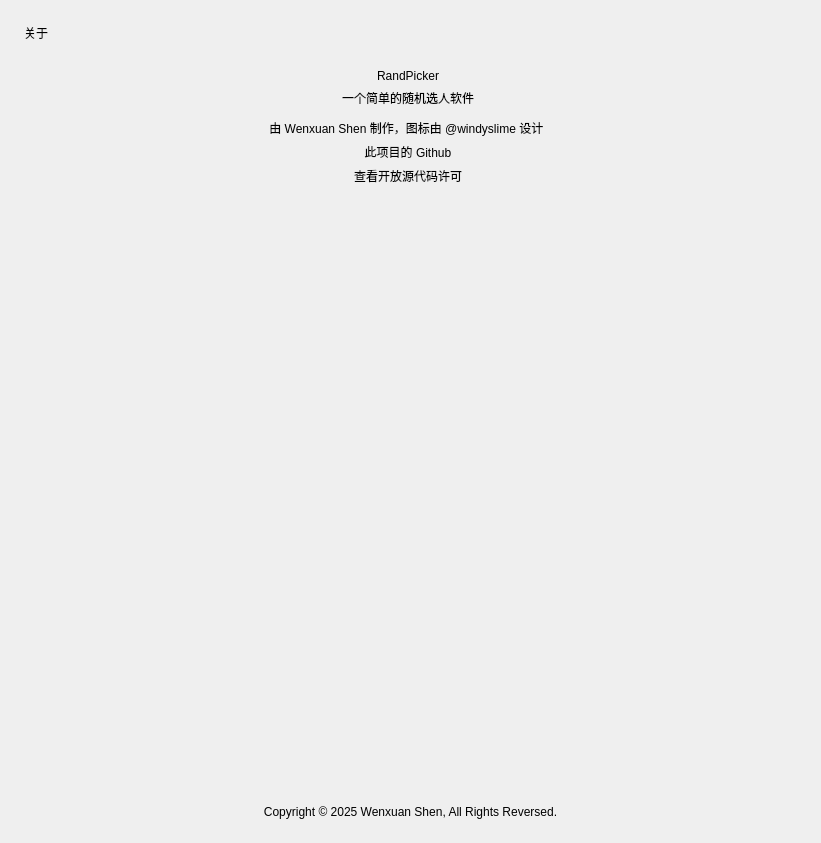
Old version of the form ui/settings/about.ui in the repository windyslime/RandPicker-1.
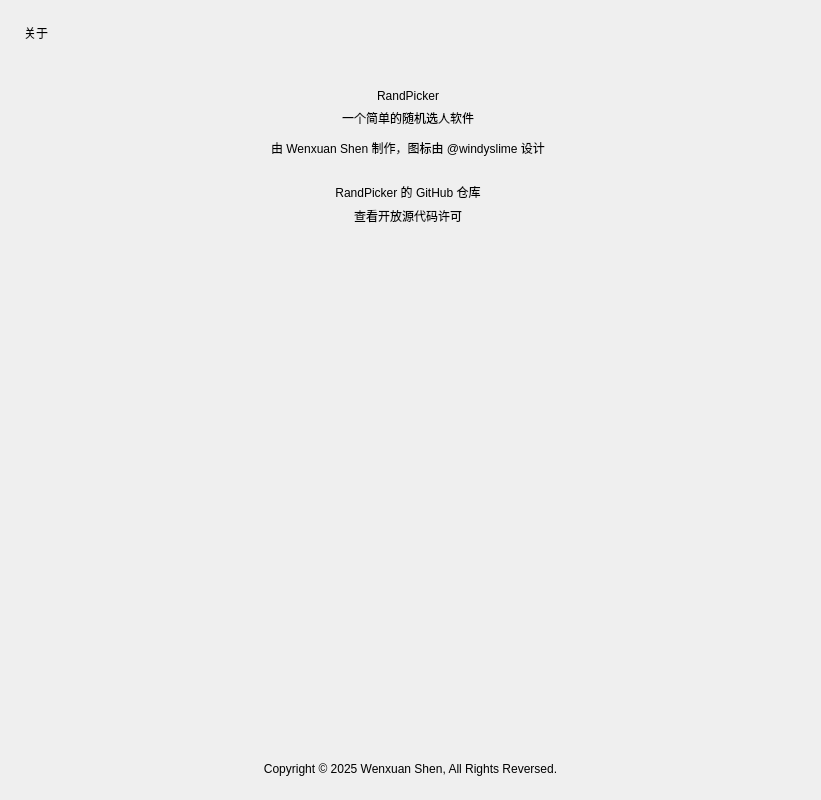
New version of the form. Icons and pictures are not drawn. Custom widgets are drawn as their Qt base class.

Commit message: chore(settings): 关于页面添加图标

```diff
--- a/ui/settings/about.ui
+++ b/ui/settings/about.ui
@@ -7,7 +7,7 @@
                 <x>0</x>
                 <y>0</y>
                 <width>821</width>
-                <height>843</height>
+    <height>800</height>
             </rect>
         </property>
         <property name="windowTitle">
@@ -50,7 +50,7 @@
                                 <x>0</x>
                                 <y>0</y>
                                 <width>773</width>
-                                <height>727</height>
+        <height>684</height>
                             </rect>
                         </property>
                         <layout class="QVBoxLayout" name="verticalLayout_3">
@@ -71,6 +71,47 @@
                                     <property name="bottomMargin">
                                         <number>0</number>
                                     </property>
+         <item>
+          <layout class="QHBoxLayout" name="horizontalLayout">
+           <item>
+            <widget class="QLabel" name="label">
+             <property name="enabled">
+              <bool>true</bool>
+             </property>
+             <property name="sizePolicy">
+              <sizepolicy hsizetype="Minimum" vsizetype="Minimum">
+               <horstretch>0</horstretch>
+               <verstretch>0</verstretch>
+              </sizepolicy>
+             </property>
+             <property name="maximumSize">
+              <size>
+               <width>128</width>
+               <height>128</height>
+              </size>
+             </property>
+             <property name="styleSheet">
+              <string notr="true"/>
+             </property>
+             <property name="text">
+              <string/>
+             </property>
+             <property name="pixmap">
+              <pixmap>../../img/Logo.png</pixmap>
+             </property>
+             <property name="scaledContents">
+              <bool>true</bool>
+             </property>
+             <property name="alignment">
+              <set>Qt::AlignCenter</set>
+             </property>
+             <property name="wordWrap">
+              <bool>true</bool>
+             </property>
+            </widget>
+           </item>
+          </layout>
+         </item>
                                     <item>
                                         <widget class="SubtitleLabel" name="SubtitleLabel">
                                             <property name="text">
@@ -84,9 +125,7 @@
                                     <item>
                                         <widget class="CaptionLabel" name="CaptionLabel_3">
                                             <property name="text">
-                                                <string>&lt;html&gt;&lt;head/&gt;&lt;body&gt;&lt;p&gt;一个简单的随机选人软件&lt;/p&gt;&lt;p&gt;由
-                                                    Wenxuan Shen 制作，图标由 @windyslime 设计&lt;/p&gt;&lt;/body&gt;&lt;/html&gt;
-                                                </string>
+            <string>&lt;html&gt;&lt;head/&gt;&lt;body&gt;&lt;p&gt;一个简单的随机选人软件&lt;/p&gt;&lt;p&gt;由 Wenxuan Shen 制作，图标由 @windyslime 设计&lt;/p&gt;&lt;/body&gt;&lt;/html&gt;</string>
                                             </property>
                                             <property name="alignment">
                                                 <set>Qt::AlignCenter</set>
@@ -97,42 +136,20 @@
                                         </widget>
                                     </item>
                                     <item>
-                                        <layout class="QHBoxLayout" name="horizontalLayout_3">
-                                            <property name="leftMargin">
-                                                <number>0</number>
-                                            </property>
-                                            <property name="rightMargin">
-                                                <number>0</number>
-                                            </property>
-                                            <item>
-                                                <widget class="PushButton" name="button_github">
-                                                    <property name="sizePolicy">
-                                                        <sizepolicy hsizetype="Expanding" vsizetype="Fixed">
-                                                            <horstretch>0</horstretch>
-                                                            <verstretch>0</verstretch>
-                                                        </sizepolicy>
-                                                    </property>
-                                                    <property name="minimumSize">
+          <spacer name="verticalSpacer_2">
+           <property name="orientation">
+            <enum>Qt::Vertical</enum>
+           </property>
+           <property name="sizeType">
+            <enum>QSizePolicy::Fixed</enum>
+           </property>
+           <property name="sizeHint" stdset="0">
                                                         <size>
-                                                            <width>0</width>
-                                                            <height>0</height>
-                                                        </size>
-                                                    </property>
-                                                    <property name="maximumSize">
-                                                        <size>
-                                                            <width>360</width>
-                                                            <height>16777215</height>
-                                                        </size>
-                                                    </property>
-                                                    <property name="text">
-                                                        <string>此项目的 Github</string>
-                                                    </property>
-                                                    <property name="hasIcon" stdset="0">
-                                                        <bool>false</bool>
-                                                    </property>
-                                                </widget>
-                                            </item>
-                                        </layout>
+             <width>20</width>
+             <height>20</height>
+            </size>
+           </property>
+          </spacer>
                                     </item>
                                     <item>
                                         <layout class="QHBoxLayout" name="horizontalLayout_4">
@@ -143,7 +160,45 @@
                                                 <number>0</number>
                                             </property>
                                             <item>
-                                                <widget class="PushButton" name="button_show_license">
+            <widget class="PushButton" name="btn_github">
+             <property name="sizePolicy">
+              <sizepolicy hsizetype="Expanding" vsizetype="Fixed">
+               <horstretch>0</horstretch>
+               <verstretch>0</verstretch>
+              </sizepolicy>
+             </property>
+             <property name="minimumSize">
+              <size>
+               <width>0</width>
+               <height>0</height>
+              </size>
+             </property>
+             <property name="maximumSize">
+              <size>
+               <width>360</width>
+               <height>16777215</height>
+              </size>
+             </property>
+             <property name="text">
+              <string>RandPicker 的 GitHub 仓库</string>
+             </property>
+             <property name="hasIcon" stdset="0">
+              <bool>false</bool>
+             </property>
+            </widget>
+           </item>
+          </layout>
+         </item>
+         <item>
+          <layout class="QHBoxLayout" name="horizontalLayout_2">
+           <property name="leftMargin">
+            <number>0</number>
+           </property>
+           <property name="rightMargin">
+            <number>0</number>
+           </property>
+           <item>
+            <widget class="PushButton" name="btn_license">
                                                     <property name="sizePolicy">
                                                         <sizepolicy hsizetype="Expanding" vsizetype="Fixed">
                                                             <horstretch>0</horstretch>
@@ -181,8 +236,8 @@
                                     </property>
                                     <property name="sizeHint" stdset="0">
                                         <size>
-                                            <width>17</width>
-                                            <height>103</height>
+           <width>20</width>
+           <height>90</height>
                                         </size>
                                     </property>
                                 </spacer>
```
Lines whose indentation alone changed are shown as unchanged. The commit also changes 1 other file.
